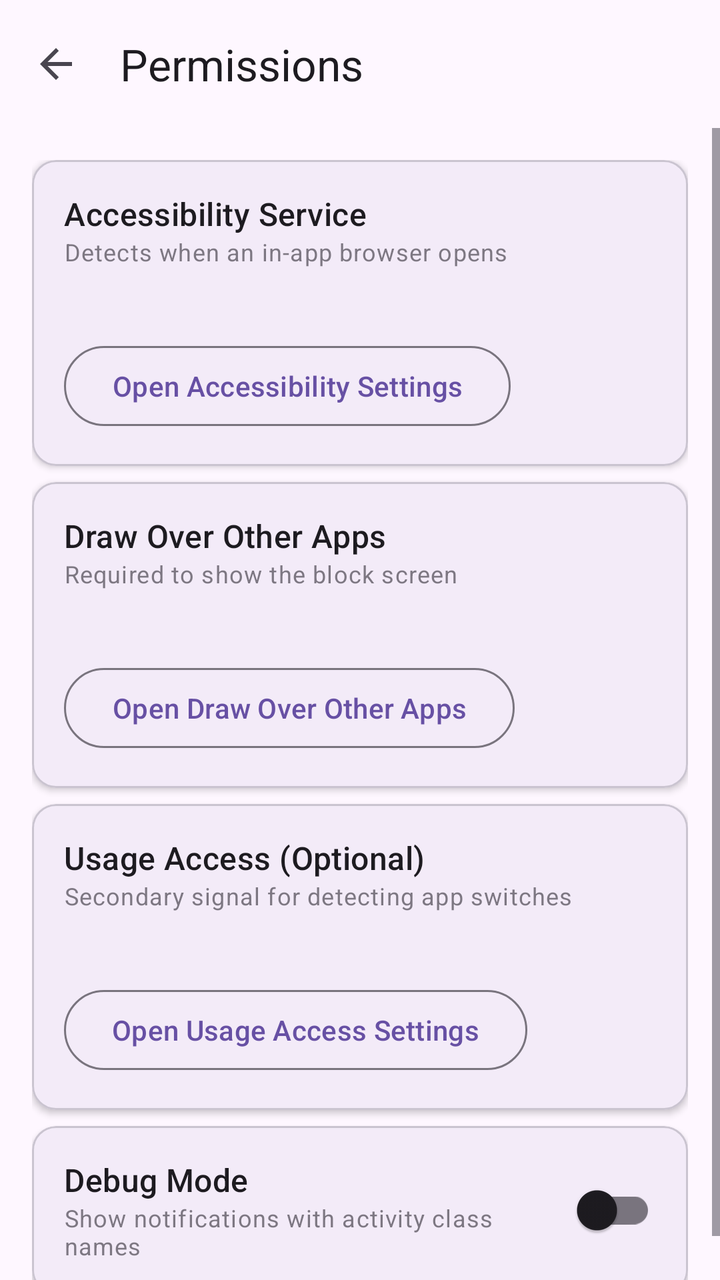
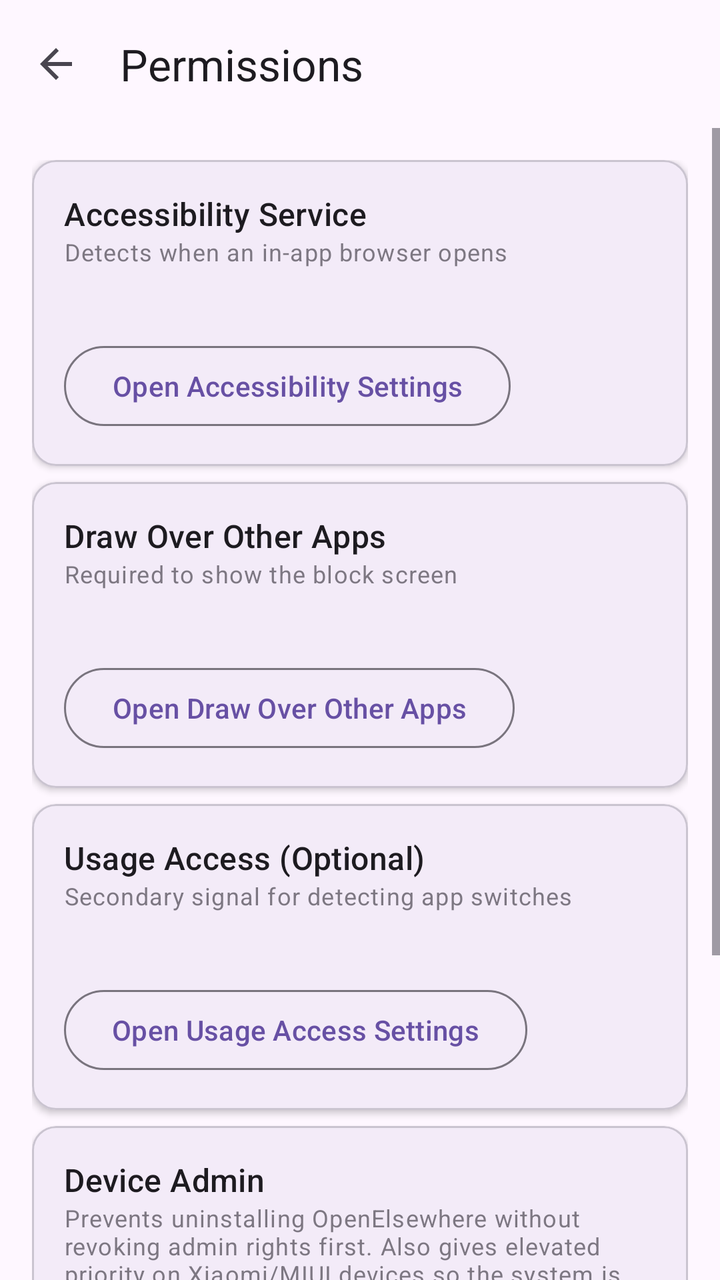

An Android layout rendered at two revisions. The XML below is the earlier revision; the diff shows what the commit changed to produce the second picture.
<!-- AndroidManifest.xml: application theme Theme.OpenElsewhere -->
<!-- res/layout/activity_settings.xml -->
<?xml version="1.0" encoding="utf-8"?>
<LinearLayout xmlns:android="http://schemas.android.com/apk/res/android"
    xmlns:app="http://schemas.android.com/apk/res-auto"
    android:id="@+id/settings_root"
    android:layout_width="match_parent"
    android:layout_height="match_parent"
    android:orientation="vertical">

    <com.google.android.material.appbar.MaterialToolbar
        android:id="@+id/toolbar_settings"
        android:layout_width="match_parent"
        android:layout_height="?attr/actionBarSize"
        app:navigationIcon="?attr/homeAsUpIndicator"
        app:title="@string/title_settings" />

    <ScrollView
        android:layout_width="match_parent"
        android:layout_height="match_parent">

        <LinearLayout
            android:layout_width="match_parent"
            android:layout_height="wrap_content"
            android:orientation="vertical"
            android:padding="16dp">

            <com.google.android.material.card.MaterialCardView
                android:layout_width="match_parent"
                android:layout_height="wrap_content"
                android:layout_marginBottom="8dp"
                app:cardCornerRadius="12dp"
                app:cardElevation="2dp">

                <LinearLayout
                    android:layout_width="match_parent"
                    android:layout_height="wrap_content"
                    android:orientation="vertical"
                    android:padding="16dp">

                    <TextView
                        android:layout_width="wrap_content"
                        android:layout_height="wrap_content"
                        android:text="@string/label_service"
                        android:textAppearance="?attr/textAppearanceTitleMedium" />

                    <TextView
                        android:layout_width="wrap_content"
                        android:layout_height="wrap_content"
                        android:layout_marginBottom="4dp"
                        android:alpha="0.7"
                        android:text="@string/desc_service"
                        android:textAppearance="?attr/textAppearanceBodySmall" />

                    <TextView
                        android:id="@+id/tv_accessibility_status"
                        android:layout_width="wrap_content"
                        android:layout_height="wrap_content"
                        android:layout_marginBottom="12dp"
                        android:textAppearance="?attr/textAppearanceBodyMedium" />

                    <com.google.android.material.button.MaterialButton
                        style="@style/Widget.Material3.Button.OutlinedButton"
                        android:id="@+id/btn_accessibility_settings"
                        android:layout_width="wrap_content"
                        android:layout_height="wrap_content"
                        android:text="@string/btn_accessibility_settings" />

                </LinearLayout>
            </com.google.android.material.card.MaterialCardView>

            <com.google.android.material.card.MaterialCardView
                android:layout_width="match_parent"
                android:layout_height="wrap_content"
                android:layout_marginBottom="8dp"
                app:cardCornerRadius="12dp"
                app:cardElevation="2dp">

                <LinearLayout
                    android:layout_width="match_parent"
                    android:layout_height="wrap_content"
                    android:orientation="vertical"
                    android:padding="16dp">

                    <TextView
                        android:layout_width="wrap_content"
                        android:layout_height="wrap_content"
                        android:text="@string/label_overlay"
                        android:textAppearance="?attr/textAppearanceTitleMedium" />

                    <TextView
                        android:layout_width="wrap_content"
                        android:layout_height="wrap_content"
                        android:layout_marginBottom="4dp"
                        android:alpha="0.7"
                        android:text="@string/desc_overlay"
                        android:textAppearance="?attr/textAppearanceBodySmall" />

                    <TextView
                        android:id="@+id/tv_overlay_status"
                        android:layout_width="wrap_content"
                        android:layout_height="wrap_content"
                        android:layout_marginBottom="12dp"
                        android:textAppearance="?attr/textAppearanceBodyMedium" />

                    <com.google.android.material.button.MaterialButton
                        style="@style/Widget.Material3.Button.OutlinedButton"
                        android:id="@+id/btn_overlay_settings"
                        android:layout_width="wrap_content"
                        android:layout_height="wrap_content"
                        android:text="@string/btn_overlay_settings" />

                </LinearLayout>
            </com.google.android.material.card.MaterialCardView>

            <com.google.android.material.card.MaterialCardView
                android:layout_width="match_parent"
                android:layout_height="wrap_content"
                android:layout_marginBottom="8dp"
                app:cardCornerRadius="12dp"
                app:cardElevation="2dp">

                <LinearLayout
                    android:layout_width="match_parent"
                    android:layout_height="wrap_content"
                    android:orientation="vertical"
                    android:padding="16dp">

                    <TextView
                        android:layout_width="wrap_content"
                        android:layout_height="wrap_content"
                        android:text="@string/label_usage"
                        android:textAppearance="?attr/textAppearanceTitleMedium" />

                    <TextView
                        android:layout_width="wrap_content"
                        android:layout_height="wrap_content"
                        android:layout_marginBottom="4dp"
                        android:alpha="0.7"
                        android:text="@string/desc_usage"
                        android:textAppearance="?attr/textAppearanceBodySmall" />

                    <TextView
                        android:id="@+id/tv_usage_status"
                        android:layout_width="wrap_content"
                        android:layout_height="wrap_content"
                        android:layout_marginBottom="12dp"
                        android:textAppearance="?attr/textAppearanceBodyMedium" />

                    <com.google.android.material.button.MaterialButton
                        style="@style/Widget.Material3.Button.OutlinedButton"
                        android:id="@+id/btn_usage_settings"
                        android:layout_width="wrap_content"
                        android:layout_height="wrap_content"
                        android:text="@string/btn_usage_settings" />

                </LinearLayout>
            </com.google.android.material.card.MaterialCardView>

            <com.google.android.material.card.MaterialCardView
                android:layout_width="match_parent"
                android:layout_height="wrap_content"
                app:cardCornerRadius="12dp"
                app:cardElevation="2dp">

                <LinearLayout
                    android:layout_width="match_parent"
                    android:layout_height="wrap_content"
                    android:gravity="center_vertical"
                    android:orientation="horizontal"
                    android:padding="16dp">

                    <LinearLayout
                        android:layout_width="0dp"
                        android:layout_height="wrap_content"
                        android:layout_weight="1"
                        android:orientation="vertical">

                        <TextView
                            android:layout_width="wrap_content"
                            android:layout_height="wrap_content"
                            android:text="@string/label_debug_mode"
                            android:textAppearance="?attr/textAppearanceTitleMedium" />

                        <TextView
                            android:layout_width="wrap_content"
                            android:layout_height="wrap_content"
                            android:alpha="0.7"
                            android:text="@string/desc_debug_mode"
                            android:textAppearance="?attr/textAppearanceBodySmall" />

                    </LinearLayout>

                    <com.google.android.material.switchmaterial.SwitchMaterial
                        android:id="@+id/switch_debug_mode"
                        android:layout_width="wrap_content"
                        android:layout_height="wrap_content" />

                </LinearLayout>
            </com.google.android.material.card.MaterialCardView>

        </LinearLayout>
    </ScrollView>
</LinearLayout>
<!-- resources referenced by this layout -->
<resources>
  <string name="btn_accessibility_settings">Open Accessibility Settings</string>
  <string name="btn_overlay_settings">Open Draw Over Other Apps</string>
  <string name="btn_usage_settings">Open Usage Access Settings</string>
  <string name="desc_debug_mode">Show notifications with activity class names</string>
  <string name="desc_overlay">Required to show the block screen</string>
  <string name="desc_service">Detects when an in-app browser opens</string>
  <string name="desc_usage">Secondary signal for detecting app switches</string>
  <string name="label_debug_mode">Debug Mode</string>
  <string name="label_overlay">Draw Over Other Apps</string>
  <string name="label_service">Accessibility Service</string>
  <string name="label_usage">Usage Access (Optional)</string>
  <string name="title_settings">Permissions</string>
  <style name="Theme.OpenElsewhere" parent="Base.Theme.OpenElsewhere" />
  <style name="Base.Theme.OpenElsewhere" parent="Theme.Material3.DayNight.NoActionBar">
          
          
      </style>
</resources>

<!-- the commit's change to res/layout/activity_settings.xml (unified diff, before → after) -->
@@ -158,6 +158,50 @@
             <com.google.android.material.card.MaterialCardView
                 android:layout_width="match_parent"
                 android:layout_height="wrap_content"
+                android:layout_marginBottom="8dp"
+                app:cardCornerRadius="12dp"
+                app:cardElevation="2dp">
+
+                <LinearLayout
+                    android:layout_width="match_parent"
+                    android:layout_height="wrap_content"
+                    android:orientation="vertical"
+                    android:padding="16dp">
+
+                    <TextView
+                        android:layout_width="wrap_content"
+                        android:layout_height="wrap_content"
+                        android:text="@string/label_device_admin"
+                        android:textAppearance="?attr/textAppearanceTitleMedium" />
+
+                    <TextView
+                        android:layout_width="wrap_content"
+                        android:layout_height="wrap_content"
+                        android:layout_marginBottom="4dp"
+                        android:alpha="0.7"
+                        android:text="@string/desc_device_admin"
+                        android:textAppearance="?attr/textAppearanceBodySmall" />
+
+                    <TextView
+                        android:id="@+id/tv_device_admin_status"
+                        android:layout_width="wrap_content"
+                        android:layout_height="wrap_content"
+                        android:layout_marginBottom="12dp"
+                        android:textAppearance="?attr/textAppearanceBodyMedium" />
+
+                    <com.google.android.material.button.MaterialButton
+                        android:id="@+id/btn_device_admin"
+                        style="@style/Widget.Material3.Button.OutlinedButton"
+                        android:layout_width="wrap_content"
+                        android:layout_height="wrap_content"
+                        android:text="@string/btn_device_admin" />
+
+                </LinearLayout>
+            </com.google.android.material.card.MaterialCardView>
+
+            <com.google.android.material.card.MaterialCardView
+                android:layout_width="match_parent"
+                android:layout_height="wrap_content"
                 app:cardCornerRadius="12dp"
                 app:cardElevation="2dp">
 
<!-- resource entries referenced after the edit -->
@@ -1,13 +1,16 @@
 <!-- resources referenced by this layout -->
 <resources>
   <string name="btn_accessibility_settings">Open Accessibility Settings</string>
+  <string name="btn_device_admin">Enable Device Admin</string>
   <string name="btn_overlay_settings">Open Draw Over Other Apps</string>
   <string name="btn_usage_settings">Open Usage Access Settings</string>
   <string name="desc_debug_mode">Show notifications with activity class names</string>
+  <string name="desc_device_admin">Prevents uninstalling OpenElsewhere without revoking admin rights first. Also gives elevated priority on Xiaomi/MIUI devices so the system is less likely to kill it.</string>
   <string name="desc_overlay">Required to show the block screen</string>
   <string name="desc_service">Detects when an in-app browser opens</string>
   <string name="desc_usage">Secondary signal for detecting app switches</string>
   <string name="label_debug_mode">Debug Mode</string>
+  <string name="label_device_admin">Device Admin</string>
   <string name="label_overlay">Draw Over Other Apps</string>
   <string name="label_service">Accessibility Service</string>
   <string name="label_usage">Usage Access (Optional)</string>
